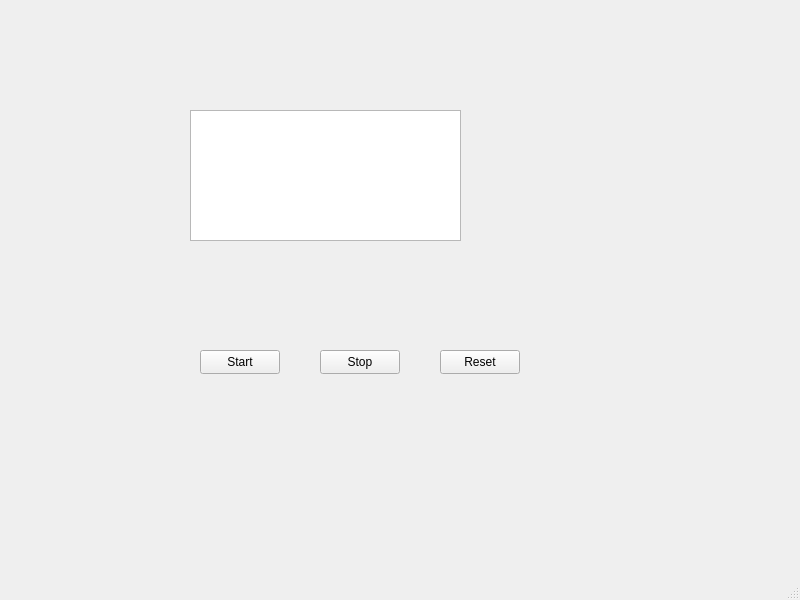
First picture: the form in FRONTEND/symulatorUARpoprawka/mainwindow.ui, repository MichalWitczakmw/PK_Symulator_UAR_poprawka, before the edit.
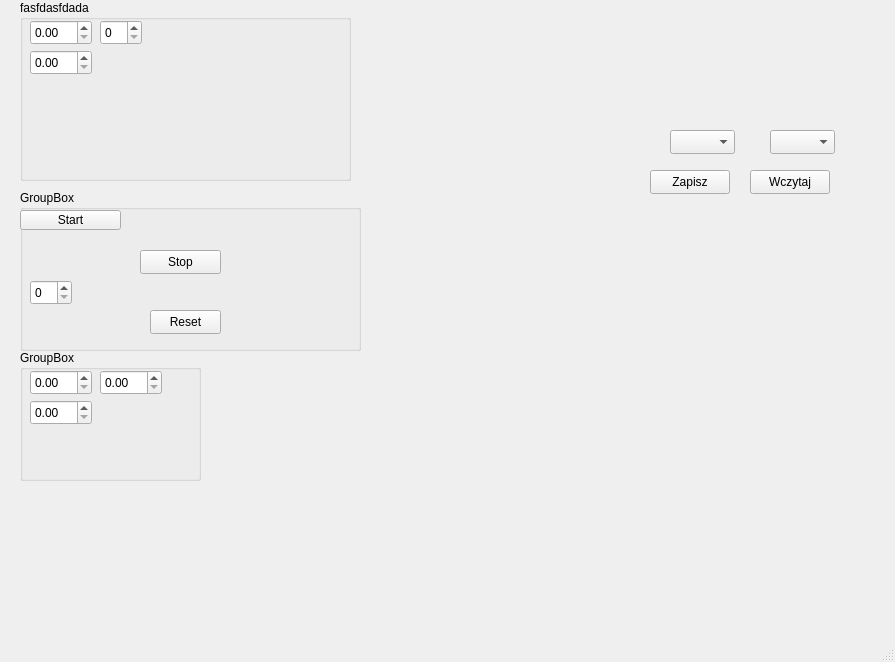
Second picture: the form after the edit.

The edit to the form file:
```diff
--- a/FRONTEND/symulatorUARpoprawka/mainwindow.ui
+++ b/FRONTEND/symulatorUARpoprawka/mainwindow.ui
@@ -6,62 +6,207 @@
    <rect>
     <x>0</x>
     <y>0</y>
-    <width>800</width>
-    <height>600</height>
+    <width>895</width>
+    <height>662</height>
    </rect>
   </property>
   <property name="windowTitle">
    <string>MainWindow</string>
   </property>
   <widget class="QWidget" name="centralwidget">
-   <widget class="QPushButton" name="StartPB">
+   <widget class="QComboBox" name="typComboBox">
     <property name="geometry">
      <rect>
-      <x>200</x>
-      <y>350</y>
-      <width>80</width>
+      <x>770</x>
+      <y>130</y>
+      <width>65</width>
       <height>24</height>
      </rect>
     </property>
-    <property name="text">
-     <string>Start</string>
-    </property>
    </widget>
-   <widget class="QPushButton" name="StopPB">
+   <widget class="QPushButton" name="zapisButton">
     <property name="geometry">
      <rect>
-      <x>320</x>
-      <y>350</y>
+      <x>650</x>
+      <y>170</y>
       <width>80</width>
       <height>24</height>
      </rect>
     </property>
     <property name="text">
-     <string>Stop</string>
+     <string>Zapisz</string>
     </property>
    </widget>
-   <widget class="QPushButton" name="ResetPB">
+   <widget class="QPushButton" name="pushButton_2">
     <property name="geometry">
      <rect>
-      <x>440</x>
-      <y>350</y>
+      <x>750</x>
+      <y>170</y>
       <width>80</width>
       <height>24</height>
      </rect>
     </property>
     <property name="text">
-     <string>Reset</string>
+     <string>Wczytaj</string>
     </property>
    </widget>
-   <widget class="QTextEdit" name="obliczonyKrok">
+   <widget class="QGroupBox" name="groupBox">
     <property name="geometry">
      <rect>
-      <x>190</x>
-      <y>110</y>
-      <width>271</width>
+      <x>20</x>
+      <y>190</y>
+      <width>341</width>
+      <height>161</height>
+     </rect>
+    </property>
+    <property name="title">
+     <string>GroupBox</string>
+    </property>
+    <widget class="QPushButton" name="StartPB">
+     <property name="geometry">
+      <rect>
+       <x>0</x>
+       <y>20</y>
+       <width>101</width>
+       <height>20</height>
+      </rect>
+     </property>
+     <property name="text">
+      <string>Start</string>
+     </property>
+    </widget>
+    <widget class="QPushButton" name="StopPB">
+     <property name="geometry">
+      <rect>
+       <x>120</x>
+       <y>60</y>
+       <width>81</width>
+       <height>24</height>
+      </rect>
+     </property>
+     <property name="text">
+      <string>Stop</string>
+     </property>
+    </widget>
+    <widget class="QPushButton" name="ResetPB">
+     <property name="geometry">
+      <rect>
+       <x>130</x>
+       <y>120</y>
+       <width>71</width>
+       <height>24</height>
+      </rect>
+     </property>
+     <property name="text">
+      <string>Reset</string>
+     </property>
+    </widget>
+    <widget class="QSpinBox" name="czasTrwaniaSpinBox">
+     <property name="geometry">
+      <rect>
+       <x>10</x>
+       <y>90</y>
+       <width>42</width>
+       <height>25</height>
+      </rect>
+     </property>
+    </widget>
+   </widget>
+   <widget class="QGroupBox" name="groupBox_2">
+    <property name="geometry">
+     <rect>
+      <x>20</x>
+      <y>350</y>
+      <width>181</width>
       <height>131</height>
      </rect>
     </property>
+    <property name="title">
+     <string>GroupBox</string>
+    </property>
+    <widget class="QDoubleSpinBox" name="TdSpinBox">
+     <property name="geometry">
+      <rect>
+       <x>10</x>
+       <y>20</y>
+       <width>62</width>
+       <height>25</height>
+      </rect>
+     </property>
+    </widget>
+    <widget class="QDoubleSpinBox" name="TiSpinBox">
+     <property name="geometry">
+      <rect>
+       <x>10</x>
+       <y>50</y>
+       <width>62</width>
+       <height>25</height>
+      </rect>
+     </property>
+    </widget>
+    <widget class="QDoubleSpinBox" name="KpSpinBox">
+     <property name="geometry">
+      <rect>
+       <x>80</x>
+       <y>20</y>
+       <width>62</width>
+       <height>25</height>
+      </rect>
+     </property>
+    </widget>
+   </widget>
+   <widget class="QGroupBox" name="groupBox_3">
+    <property name="geometry">
+     <rect>
+      <x>20</x>
+      <y>0</y>
+      <width>331</width>
+      <height>181</height>
+     </rect>
+    </property>
+    <property name="title">
+     <string>fasfdasfdada</string>
+    </property>
+    <widget class="QDoubleSpinBox" name="obnizenieSpinBox">
+     <property name="geometry">
+      <rect>
+       <x>10</x>
+       <y>20</y>
+       <width>62</width>
+       <height>25</height>
+      </rect>
+     </property>
+    </widget>
+    <widget class="QDoubleSpinBox" name="wzmacniaczSpinBox">
+     <property name="geometry">
+      <rect>
+       <x>10</x>
+       <y>50</y>
+       <width>62</width>
+       <height>25</height>
+      </rect>
+     </property>
+    </widget>
+    <widget class="QSpinBox" name="obnizenieGorneSpinBox">
+     <property name="geometry">
+      <rect>
+       <x>80</x>
+       <y>20</y>
+       <width>42</width>
+       <height>25</height>
+      </rect>
+     </property>
+    </widget>
+   </widget>
+   <widget class="QComboBox" name="czasProbkowaniaCombo">
+    <property name="geometry">
+     <rect>
+      <x>670</x>
+      <y>130</y>
+      <width>65</width>
+      <height>24</height>
+     </rect>
+    </property>
    </widget>
   </widget>
   <widget class="QMenuBar" name="menubar">
```
Left out of the diff: 2 changed lines with no effect on the pictures.
